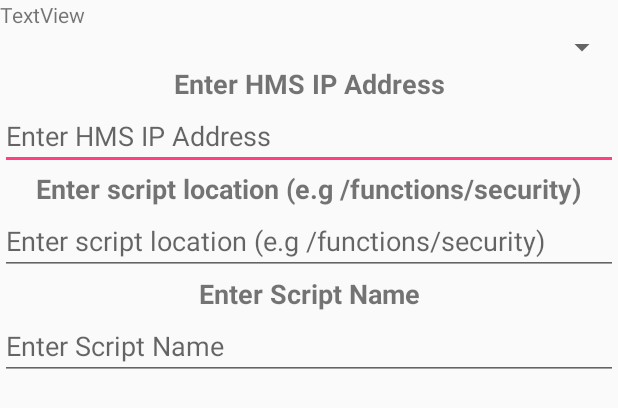
After one commit to seanc123/NFC-Writer-Pal, an Android app: the layout dialog_hms.xml on its own in the app's theme, with its tools: preview values and no code run, on a phone screen of 412 x 824 dp. The commit adds this screen. Shown: the top 408 px of the screen. Run offline under Robolectric (Android 15) with nearby library versions, the phone set to English and light mode, and no system bars.

Commit message:
Created HMS Dialog

```diff
--- /dev/null
+++ b/NFCWriterPal/app/src/main/res/layout/dialog_hms.xml
@@ -0,0 +1,69 @@
+<?xml version="1.0" encoding="utf-8"?>
+<LinearLayout xmlns:android="http://schemas.android.com/apk/res/android"
+    android:orientation="vertical" android:layout_width="match_parent"
+    android:layout_height="match_parent">
+
+    <TextView
+        android:text="TextView"
+        android:layout_width="match_parent"
+        android:layout_height="wrap_content"
+        android:id="@+id/textView5" />
+
+    <Spinner
+        android:layout_width="match_parent"
+        android:layout_height="wrap_content"
+        android:id="@+id/spinner" />
+
+    <TextView
+        android:text="@string/dialog_hms_ip"
+        android:layout_width="match_parent"
+        android:layout_height="wrap_content"
+        android:id="@+id/dh_tv_ip_header"
+        android:textSize="18sp"
+        android:textStyle="normal|bold"
+        android:textAlignment="center" />
+
+    <EditText
+        android:layout_width="match_parent"
+        android:layout_height="wrap_content"
+        android:inputType="textPersonName"
+        android:ems="10"
+        android:id="@+id/dh_et_ip"
+        android:textSize="18sp"
+        android:hint="@string/dialog_hms_ip" />
+
+    <TextView
+        android:text="@string/dialog_hms_script_location"
+        android:layout_width="match_parent"
+        android:layout_height="wrap_content"
+        android:id="@+id/dh_tv_location_header"
+        android:textSize="18sp"
+        android:textStyle="normal|bold"
+        android:textAlignment="center" />
+
+    <EditText
+        android:layout_width="match_parent"
+        android:layout_height="wrap_content"
+        android:inputType="textPersonName"
+        android:ems="10"
+        android:id="@+id/dh_et_location"
+        android:textSize="18sp"
+        android:hint="@string/dialog_hms_script_location" />
+
+    <TextView
+        android:text="@string/dialog_hms_script_name"
+        android:layout_width="match_parent"
+        android:layout_height="wrap_content"
+        android:id="@+id/dh_tv_name_header"
+        android:textSize="18sp"
+        android:textStyle="normal|bold"
+        android:textAlignment="center" />
+
+    <EditText
+        android:layout_width="match_parent"
+        android:layout_height="wrap_content"
+        android:inputType="textPersonName"
+        android:ems="10"
+        android:id="@+id/dh_et_name"
+        android:hint="@string/dialog_hms_script_name" />
+</LinearLayout>
--- a/NFCWriterPal/app/src/main/res/values/strings.xml
+++ b/NFCWriterPal/app/src/main/res/values/strings.xml
@@ -59,6 +59,17 @@
     <string name="dialog_location_longitude">Longitude</string>
     <string name="dialog_location_latitude">Latitude</string>
     <string name="dialog_location_use_current">Use Current</string>
+    <string name="dialog_hms_ip">Enter HMS IP Address</string>
+    <string name="dialog_hms_script_location">Enter script location (e.g /functions/security)</string>
+    <string name="dialog_hms_script_name">Enter Script Name</string>
+
+    <string name="ms_webpage">Webpage</string>
+    <string name="ms_email">Email</string>
+    <string name="ms_phone">Phone Number</string>
+    <string name="ms_sms">SMS</string>
+    <string name="ms_app">App</string>
+    <string name="ms_location">Location</string>
+    <string name="ms_hms">Home Management System</string>
 
 
     <string name="title_activity_write">WriteActivity</string>
```
Also changed, not shown: NFCWriterPal/app/src/main/java/com/apps/seanc/nfcwriterpal/ActivityHandlers/MessageSelection.java (+19 -83 lines), NFCWriterPal/app/src/main/java/com/apps/seanc/nfcwriterpal/Tools/DialogBoxHandler.java (+27 -1 lines), NFCWriterPal/app/src/main/res/layout/content_message_selection.xml (+53 -28 lines), NFCWriterPal/app/src/main/res/drawable-hdpi/ic_house_icon.png (added), NFCWriterPal/app/src/main/res/drawable-mdpi/ic_house_icon.png (added), NFCWriterPal/app/src/main/res/drawable-xhdpi/ic_house_icon.png (added), NFCWriterPal/app/src/main/res/drawable-xxhdpi/ic_house_icon.png (added).
